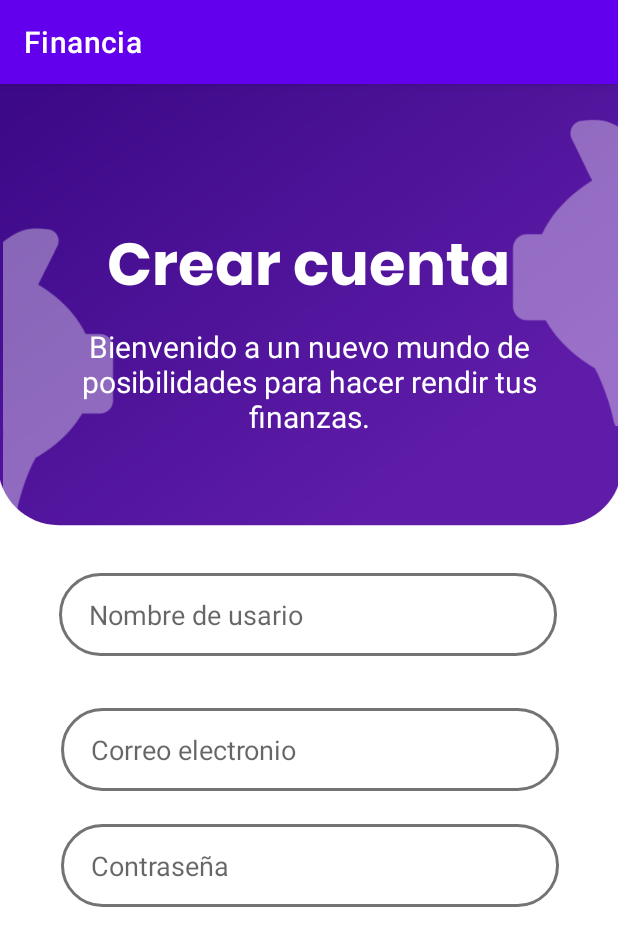
After one commit to danielgranados123/Financia, an Android app: the registro screen opened directly, with no data from a screen before it, on a phone screen of 412 x 824 dp. The commit adds this screen. Shown: the top 946 px of the screen. Run offline under Robolectric (Android 15) with nearby library versions, the phone set to English and light mode, and no system bars.

Commit message:
Comienzo del register

```diff
--- a/AppMovil/app/src/main/AndroidManifest.xml
+++ b/AppMovil/app/src/main/AndroidManifest.xml
@@ -12,6 +12,12 @@
         android:supportsRtl="true"
         android:theme="@style/Theme.Financia"
         tools:targetApi="31">
+        <activity
+            android:name=".registro"
+            android:exported="false" />
+        <activity
+            android:name=".registrarse"
+            android:exported="false" />
         <activity
             android:name=".Bienvenida"
             android:exported="false" />
--- /dev/null
+++ b/AppMovil/app/src/main/java/aplicacion/movil/financia/registrarse.kt
@@ -0,0 +1,20 @@
+package aplicacion.movil.financia
+
+import android.os.Bundle
+import androidx.activity.enableEdgeToEdge
+import androidx.appcompat.app.AppCompatActivity
+import androidx.core.view.ViewCompat
+import androidx.core.view.WindowInsetsCompat
+
+class registrarse : AppCompatActivity() {
+    override fun onCreate(savedInstanceState: Bundle?) {
+        super.onCreate(savedInstanceState)
+        enableEdgeToEdge()
+        setContentView(R.layout.activity_registrarse)
+        ViewCompat.setOnApplyWindowInsetsListener(findViewById(R.id.main)) { v, insets ->
+            val systemBars = insets.getInsets(WindowInsetsCompat.Type.systemBars())
+            v.setPadding(systemBars.left, systemBars.top, systemBars.right, systemBars.bottom)
+            insets
+        }
+    }
+}
--- /dev/null
+++ b/AppMovil/app/src/main/java/aplicacion/movil/financia/registro.kt
@@ -0,0 +1,20 @@
+package aplicacion.movil.financia
+
+import android.os.Bundle
+import androidx.activity.enableEdgeToEdge
+import androidx.appcompat.app.AppCompatActivity
+import androidx.core.view.ViewCompat
+import androidx.core.view.WindowInsetsCompat
+
+class registro : AppCompatActivity() {
+    override fun onCreate(savedInstanceState: Bundle?) {
+        super.onCreate(savedInstanceState)
+        enableEdgeToEdge()
+        setContentView(R.layout.activity_registro)
+        ViewCompat.setOnApplyWindowInsetsListener(findViewById(R.id.main)) { v, insets ->
+            val systemBars = insets.getInsets(WindowInsetsCompat.Type.systemBars())
+            v.setPadding(systemBars.left, systemBars.top, systemBars.right, systemBars.bottom)
+            insets
+        }
+    }
+}
--- a/AppMovil/app/src/main/res/layout/activity_login.xml
+++ b/AppMovil/app/src/main/res/layout/activity_login.xml
@@ -75,7 +75,7 @@
         app:srcCompat="@drawable/cerdoderecha" />
 
     <EditText
-        android:id="@+id/txtUsuario"
+        android:id="@+id/txtNombreDeUsuario"
         android:layout_width="337dp"
         android:layout_height="60dp"
         android:layout_marginBottom="76dp"
@@ -92,7 +92,7 @@
         app:layout_constraintVertical_bias="0.037" />
 
     <EditText
-        android:id="@+id/txtContraseña"
+        android:id="@+id/txtCorreoElectronico"
         android:layout_width="337dp"
         android:layout_height="60dp"
         android:layout_marginBottom="76dp"
--- /dev/null
+++ b/AppMovil/app/src/main/res/layout/activity_registro.xml
@@ -0,0 +1,126 @@
+<?xml version="1.0" encoding="utf-8"?>
+<androidx.constraintlayout.widget.ConstraintLayout xmlns:android="http://schemas.android.com/apk/res/android"
+    xmlns:app="http://schemas.android.com/apk/res-auto"
+    xmlns:tools="http://schemas.android.com/tools"
+    android:id="@+id/main"
+    android:layout_width="match_parent"
+    android:layout_height="match_parent"
+    tools:context=".registro">
+
+    <EditText
+        android:id="@+id/txtCorreoElectronico"
+        android:layout_width="332dp"
+        android:layout_height="55dp"
+        android:layout_marginBottom="76dp"
+        android:background="@drawable/ic_plaintext"
+        android:ems="10"
+        android:hint="Correo electronio"
+        android:inputType="text"
+        android:paddingStart="20dp"
+        app:layout_constraintBottom_toBottomOf="parent"
+        app:layout_constraintEnd_toEndOf="parent"
+        app:layout_constraintHorizontal_bias="0.506"
+        app:layout_constraintStart_toStartOf="parent"
+        app:layout_constraintTop_toBottomOf="@+id/imageView"
+        app:layout_constraintVertical_bias="0.348" />
+
+    <EditText
+        android:id="@+id/txtContraseña"
+        android:layout_width="332dp"
+        android:layout_height="55dp"
+        android:layout_marginBottom="76dp"
+        android:background="@drawable/ic_plaintext"
+        android:ems="10"
+        android:hint="Contraseña"
+        android:inputType="text"
+        android:paddingStart="20dp"
+        app:layout_constraintBottom_toBottomOf="parent"
+        app:layout_constraintEnd_toEndOf="parent"
+        app:layout_constraintHorizontal_bias="0.506"
+        app:layout_constraintStart_toStartOf="parent"
+        app:layout_constraintTop_toBottomOf="@+id/imageView"
+        app:layout_constraintVertical_bias="0.576" />
+
+    <EditText
+        android:id="@+id/txtNombreDeUsuario"
+        android:layout_width="332dp"
+        android:layout_height="55dp"
+        android:layout_marginBottom="76dp"
+        android:background="@drawable/ic_plaintext"
+        android:ems="10"
+        android:hint="Nombre de usario"
+        android:inputType="text"
+        android:paddingStart="20dp"
+        app:layout_constraintBottom_toBottomOf="parent"
+        app:layout_constraintEnd_toEndOf="parent"
+        app:layout_constraintHorizontal_bias="0.493"
+        app:layout_constraintStart_toStartOf="parent"
+        app:layout_constraintTop_toBottomOf="@+id/imageView"
+        app:layout_constraintVertical_bias="0.082" />
+
+    <ImageView
+        android:id="@+id/imageView"
+        android:layout_width="428dp"
+        android:layout_height="298dp"
+        app:layout_constraintBottom_toBottomOf="parent"
+        app:layout_constraintEnd_toEndOf="parent"
+        app:layout_constraintHorizontal_bias="0.512"
+        app:layout_constraintStart_toStartOf="parent"
+        app:layout_constraintTop_toTopOf="parent"
+        app:layout_constraintVertical_bias="0.0"
+        app:srcCompat="@drawable/ic_rectangulo" />
+
+    <TextView
+        android:id="@+id/textView5"
+        android:layout_width="wrap_content"
+        android:layout_height="wrap_content"
+        android:fontFamily="@font/poppins_bold"
+        android:text="Crear cuenta"
+        android:textColor="#FFFFFF"
+        android:textSize="39sp"
+        app:layout_constraintBottom_toBottomOf="parent"
+        app:layout_constraintEnd_toEndOf="parent"
+        app:layout_constraintHorizontal_bias="0.496"
+        app:layout_constraintStart_toStartOf="parent"
+        app:layout_constraintTop_toTopOf="parent"
+        app:layout_constraintVertical_bias="0.129" />
+
+    <ImageView
+        android:id="@+id/imageView10"
+        android:layout_width="290dp"
+        android:layout_height="231dp"
+        app:layout_constraintBottom_toBottomOf="parent"
+        app:layout_constraintEnd_toEndOf="parent"
+        app:layout_constraintHorizontal_bias="1.0"
+        app:layout_constraintStart_toStartOf="parent"
+        app:layout_constraintTop_toTopOf="parent"
+        app:layout_constraintVertical_bias="0.0"
+        app:srcCompat="@drawable/cerdoderecha" />
+
+    <ImageView
+        android:id="@+id/imageView11"
+        android:layout_width="305dp"
+        android:layout_height="388dp"
+        app:layout_constraintBottom_toBottomOf="parent"
+        app:layout_constraintEnd_toEndOf="parent"
+        app:layout_constraintHorizontal_bias="0.018"
+        app:layout_constraintStart_toStartOf="parent"
+        app:layout_constraintTop_toTopOf="parent"
+        app:layout_constraintVertical_bias="0.215"
+        app:srcCompat="@drawable/cerdoc" />
+
+    <TextView
+        android:id="@+id/textView9"
+        android:layout_width="323dp"
+        android:layout_height="89dp"
+        android:text="Bienvenido a un nuevo mundo de posibilidades para hacer rendir tus finanzas."
+        android:textAlignment="center"
+        android:textColor="#FFFFFF"
+        android:textSize="20sp"
+        app:layout_constraintBottom_toBottomOf="parent"
+        app:layout_constraintEnd_toEndOf="parent"
+        app:layout_constraintStart_toStartOf="parent"
+        app:layout_constraintTop_toTopOf="parent"
+        app:layout_constraintVertical_bias="0.238" />
+
+</androidx.constraintlayout.widget.ConstraintLayout>
```
